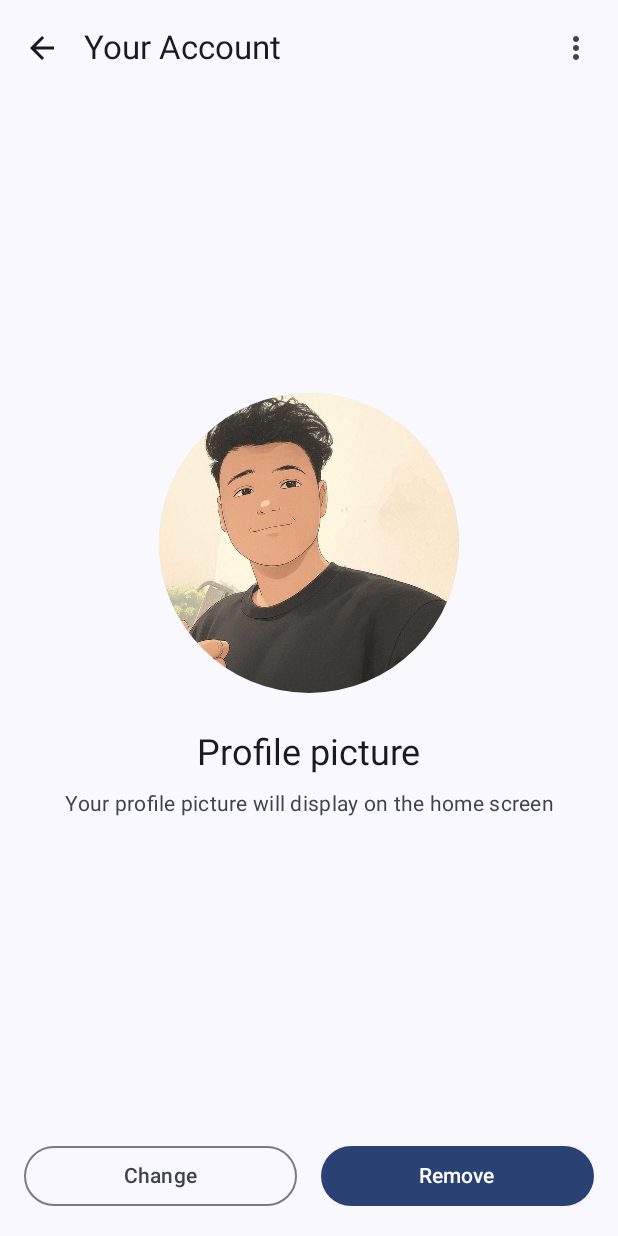
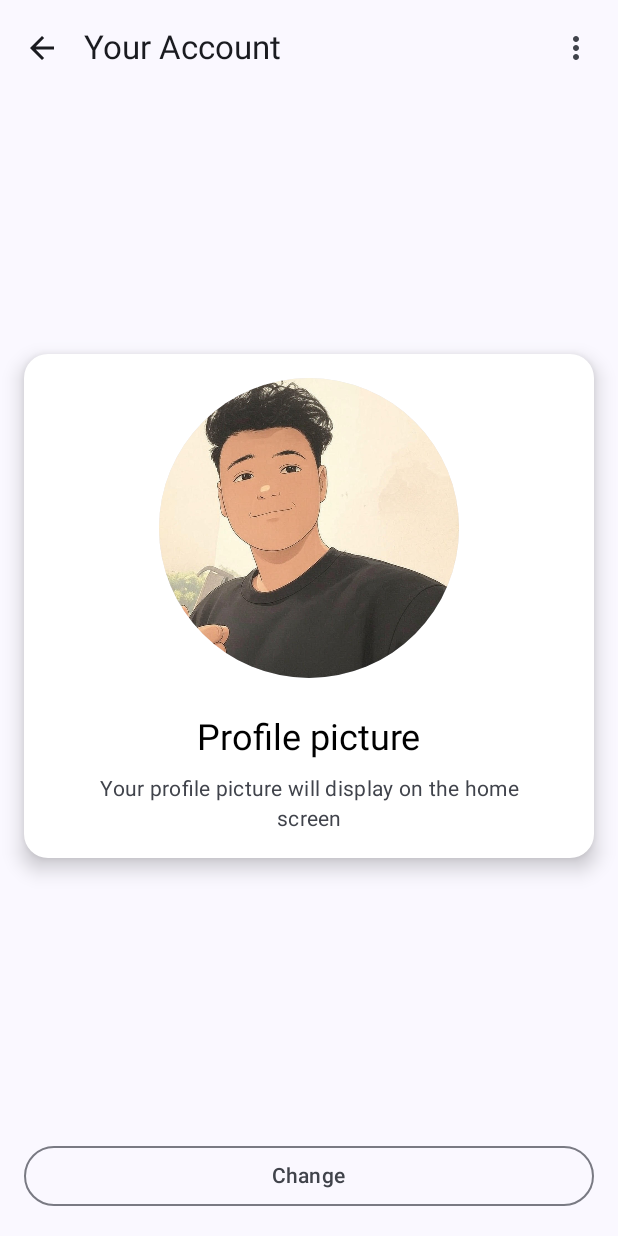
Before and after one commit to badal-pundir/NoteTalk-Android, an Android app built with Jetpack Compose: the EditProfilePicture screen opened through its navigation route, on a phone screen of 412 x 824 dp. Run offline under Robolectric (Android 15) with nearby library versions, the phone set to English and light mode, and no system bars; our stand-ins replace Dagger/Hilt's generated code.

Commit message:
improvement: change the ui of the profile screen

```diff
--- a/app/src/main/java/com/example/notetalk/ui/EditProfilePictureScreen.kt
+++ b/app/src/main/java/com/example/notetalk/ui/EditProfilePictureScreen.kt
@@ -3,6 +3,7 @@ package com.example.notetalk.ui
 import androidx.compose.foundation.Image
 import androidx.compose.foundation.background
 import androidx.compose.foundation.layout.Arrangement
+import androidx.compose.foundation.layout.Box
 import androidx.compose.foundation.layout.Column
 import androidx.compose.foundation.layout.Row
 import androidx.compose.foundation.layout.Spacer
@@ -12,10 +13,13 @@ import androidx.compose.foundation.layout.height
 import androidx.compose.foundation.layout.padding
 import androidx.compose.foundation.layout.size
 import androidx.compose.foundation.shape.CircleShape
+import androidx.compose.foundation.shape.RoundedCornerShape
 import androidx.compose.material.icons.Icons
 import androidx.compose.material.icons.automirrored.filled.ArrowBack
 import androidx.compose.material.icons.filled.MoreVert
 import androidx.compose.material3.Button
+import androidx.compose.material3.Card
+import androidx.compose.material3.CardDefaults
 import androidx.compose.material3.ExperimentalMaterial3Api
 import androidx.compose.material3.Icon
 import androidx.compose.material3.IconButton
@@ -28,6 +32,7 @@ import androidx.compose.runtime.Composable
 import androidx.compose.ui.Alignment
 import androidx.compose.ui.Modifier
 import androidx.compose.ui.draw.clip
+import androidx.compose.ui.graphics.Color
 import androidx.compose.ui.layout.ContentScale
 import androidx.compose.ui.res.painterResource
 import androidx.compose.ui.text.style.TextAlign
@@ -63,12 +68,27 @@ fun EditProfilePictureScreen(
             ActionButtons()
         }
     ){  innerPadding ->
+        Box(
+            modifier = Modifier
+                .padding(innerPadding)
+                .fillMaxSize()
+                .padding(16.dp),
+            contentAlignment = Alignment.Center
+        ) {
+            Card(
+                shape = RoundedCornerShape(16.dp),
+                elevation = CardDefaults.cardElevation(defaultElevation = 8.dp),
+                colors = CardDefaults.cardColors(
+                    containerColor = MaterialTheme.colorScheme.onPrimary,
+                    contentColor = Color.Black
+                )
+            ) {
                 Column(
                     horizontalAlignment = Alignment.CenterHorizontally,
                     verticalArrangement = Arrangement.Center,
                     modifier = Modifier
-                .padding(innerPadding)
-                .fillMaxSize()
+//                        .padding(innerPadding)
+                        //                    .fillMaxSize()
                         .padding(16.dp)
                 ) {
                     Image(
@@ -94,6 +114,8 @@ fun EditProfilePictureScreen(
                         modifier = Modifier.padding(horizontal = 24.dp)
                     )
                 }
+            }
+        }
 
     }
 }
@@ -102,21 +124,14 @@ fun EditProfilePictureScreen(
 private fun ActionButtons() {
     Row(
         modifier = Modifier
-            .fillMaxWidth()
             .padding(16.dp),
-        horizontalArrangement = Arrangement.spacedBy(16.dp)
+        horizontalArrangement = Arrangement.Center
     ) {
         OutlinedButton(
             onClick = { /* TODO: Handle change picture */ },
             modifier = Modifier.weight(1f)
         ) {
             Text("Change")
-        }
-        Button(
-            onClick = { /* TODO: Handle remove picture */ },
-            modifier = Modifier.weight(1f)
-        ) {
-            Text("Remove")
         }
     }
 }
```
Lines whose indentation alone changed are shown as unchanged.
